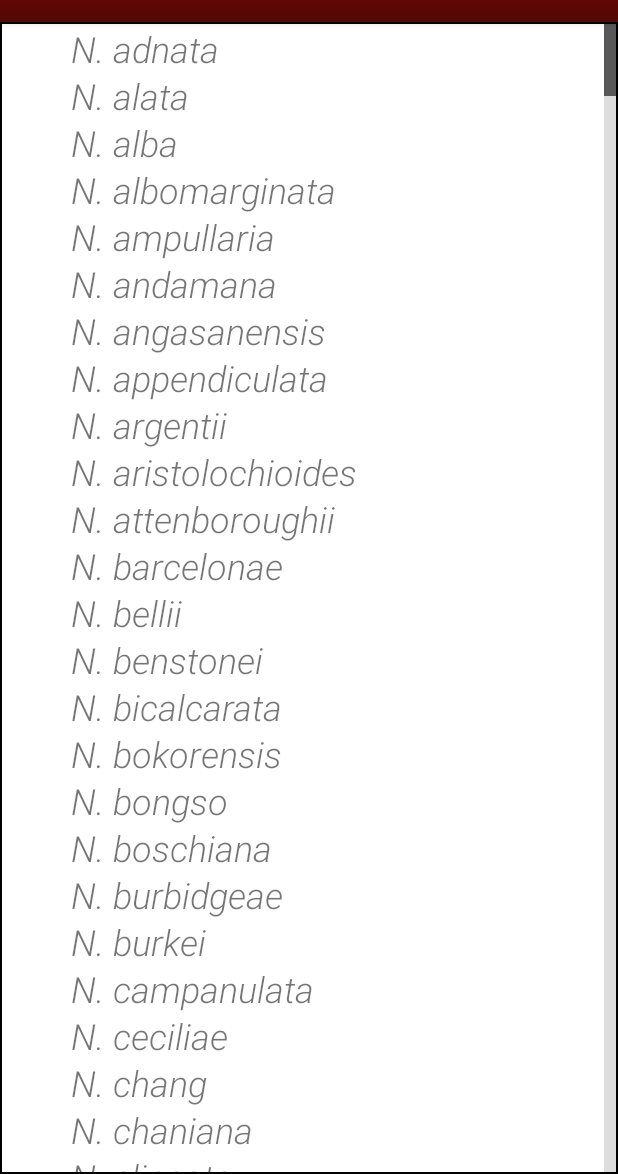
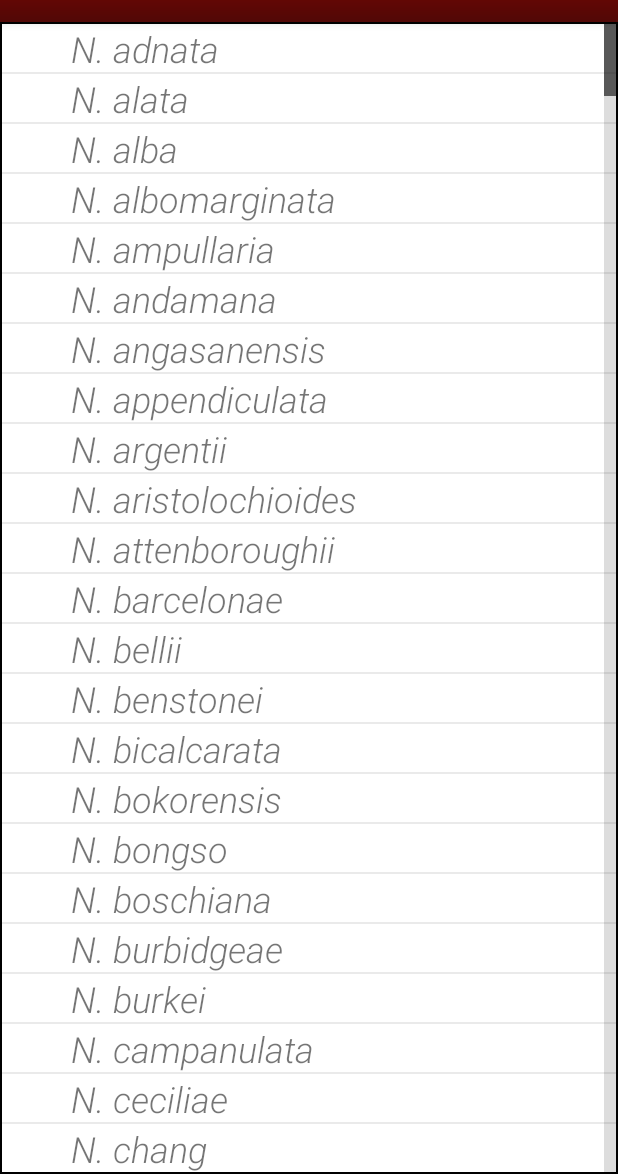
Before and after one commit to javide/nepy_android, an Android app: the screen it shows after launch (MainActivity), on a phone screen of 412 x 824 dp, the part 62-1236 px from its top. Run offline under Robolectric (Android 15) with nearby library versions, the phone set to English and light mode, and no system bars.

Commit message:
adds grey divider between list items

```diff
--- a/Nepy/app/src/main/res/layout/list.xml
+++ b/Nepy/app/src/main/res/layout/list.xml
@@ -9,10 +9,11 @@
         android:layout_height="match_parent"
         android:layout_gravity="center_horizontal"
         android:clickable="true"
-        android:divider="#4a4a4a"
         android:drawSelectorOnTop="false"
         android:fastScrollAlwaysVisible="true"
         android:visibility="visible"
-        android:background="#ffffff" />
+        android:background="#ffffff"
+        android:divider="#eaeaea"
+        android:dividerHeight="1dp"/>
 
 </LinearLayout>
```
